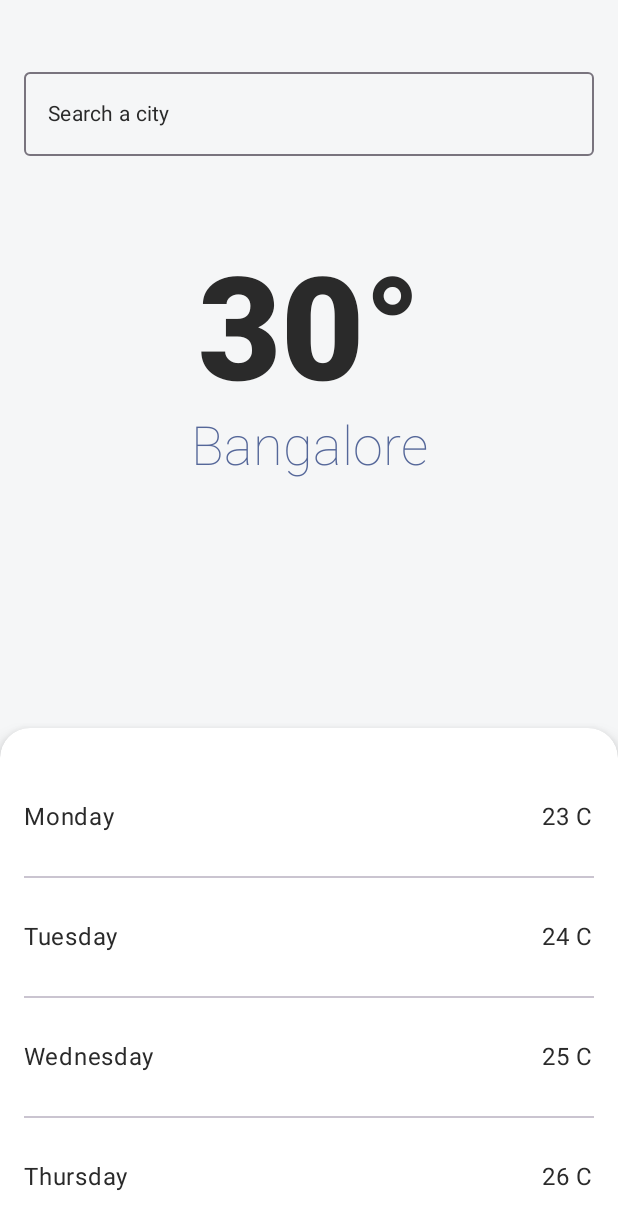
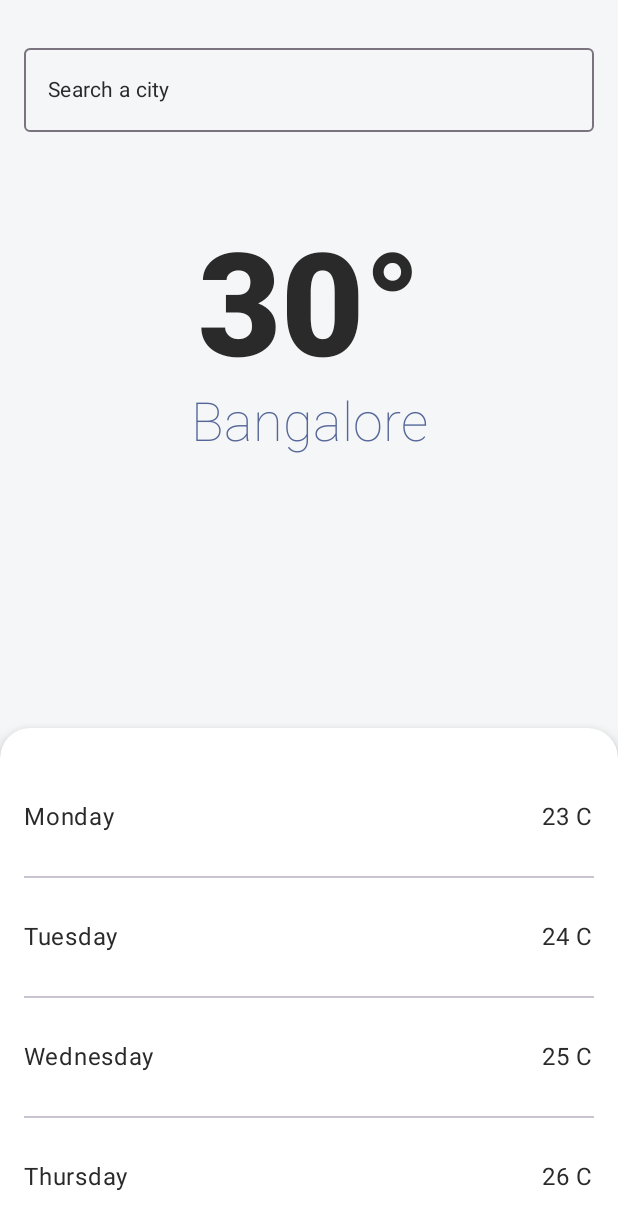
Before and after one commit to i-vishi/Prefixer, an Android app built with Jetpack Compose: the @Preview function PreviewHomeScreenUI, on a phone screen of 412 x 824 dp. Shown: the top 1229 px of the screen. Run offline under Robolectric (Android 15) with nearby library versions, the phone set to English and light mode, and no system bars; network calls fail.

Commit message:
minor padding issue

```diff
--- a/app/src/main/java/dev/vishalgaur/prefixerapp/ui/home/HomeScreenUI.kt
+++ b/app/src/main/java/dev/vishalgaur/prefixerapp/ui/home/HomeScreenUI.kt
@@ -112,7 +112,7 @@ fun HomeScreenUI(
                 SearchTextField(
                     modifier = Modifier
                         .focusRequester(focusRequester)
-                        .padding(start = 16.dp, end = 16.dp, top = 48.dp),
+                        .padding(start = 16.dp, end = 16.dp, top = 32.dp),
                     textFieldState = searchCityState,
                     placeholder = {
                         Text(
```
